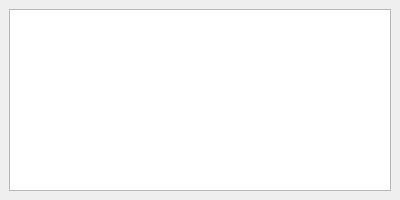
First picture: the form in DockWidget/OutputDockWidget.ui, repository wario-land/WL4Editor, before the edit.
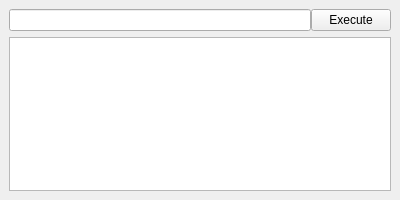
Second picture: the form after the edit.

```diff
--- a/DockWidget/OutputDockWidget.ui
+++ b/DockWidget/OutputDockWidget.ui
@@ -21,6 +21,30 @@
   </property>
   <widget class="QWidget" name="dockWidgetContents">
    <layout class="QVBoxLayout" name="verticalLayout">
+    <item>
+     <layout class="QHBoxLayout" name="horizontalLayout">
+      <property name="spacing">
+       <number>0</number>
+      </property>
+      <property name="topMargin">
+       <number>0</number>
+      </property>
+      <item>
+       <widget class="QLineEdit" name="lineEdit_JsCode">
+        <property name="clearButtonEnabled">
+         <bool>false</bool>
+        </property>
+       </widget>
+      </item>
+      <item>
+       <widget class="QPushButton" name="pushButton_Execute">
+        <property name="text">
+         <string>Execute</string>
+        </property>
+       </widget>
+      </item>
+     </layout>
+    </item>
     <item>
      <widget class="QTextEdit" name="textEdit_Output">
       <property name="mouseTracking">
```
